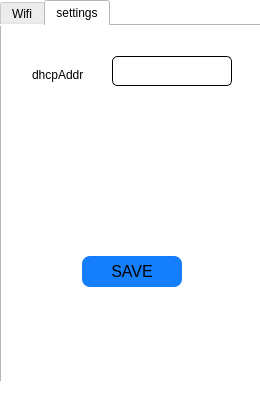
Before: the Qt Designer form mainwindow.ui in YinboWu/WifiAssist, drawn with Qt 5.
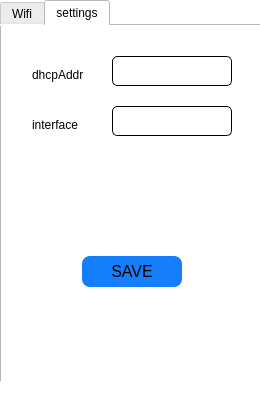
After: the same form once the commit is applied. The open tabs and pages were chosen to show the change. Icons and pictures are not drawn.

Patch:
```diff
--- a/mainwindow.ui
+++ b/mainwindow.ui
@@ -364,6 +364,48 @@
        <string>SAVE</string>
       </property>
      </widget>
+     <widget class="QLabel" name="label_shareinterface">
+      <property name="geometry">
+       <rect>
+        <x>30</x>
+        <y>90</y>
+        <width>67</width>
+        <height>17</height>
+       </rect>
+      </property>
+      <property name="text">
+       <string>interface</string>
+      </property>
+     </widget>
+     <widget class="QLineEdit" name="lineEdit_shareinterface">
+      <property name="enabled">
+       <bool>true</bool>
+      </property>
+      <property name="geometry">
+       <rect>
+        <x>110</x>
+        <y>80</y>
+        <width>120</width>
+        <height>30</height>
+       </rect>
+      </property>
+      <property name="font">
+       <font>
+        <pointsize>9</pointsize>
+       </font>
+      </property>
+      <property name="focusPolicy">
+       <enum>Qt::ClickFocus</enum>
+      </property>
+      <property name="styleSheet">
+       <string notr="true">border: 1.0px solid #000000;
+border-radius: 5px;
+padding: 1px 2px 1px 2px;</string>
+      </property>
+      <property name="readOnly">
+       <bool>false</bool>
+      </property>
+     </widget>
     </widget>
    </widget>
   </widget>
```
Left out of the diff: 6 changed lines with no effect on the pictures.
